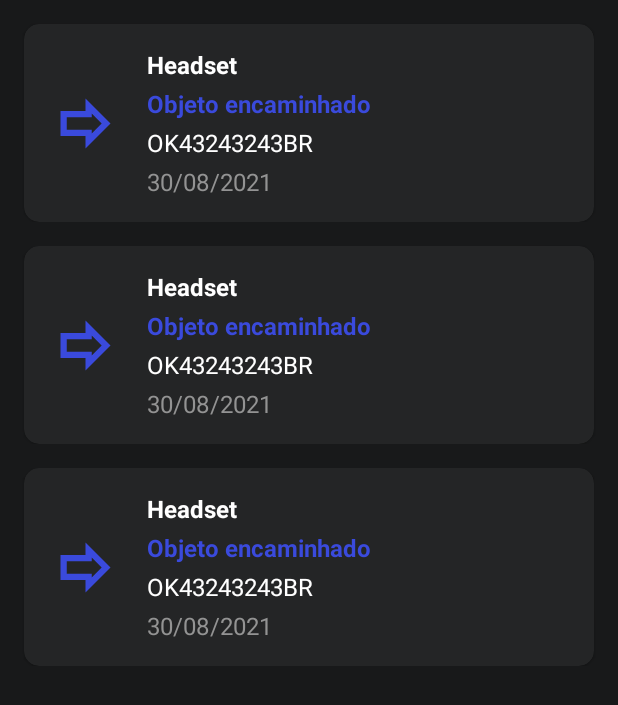
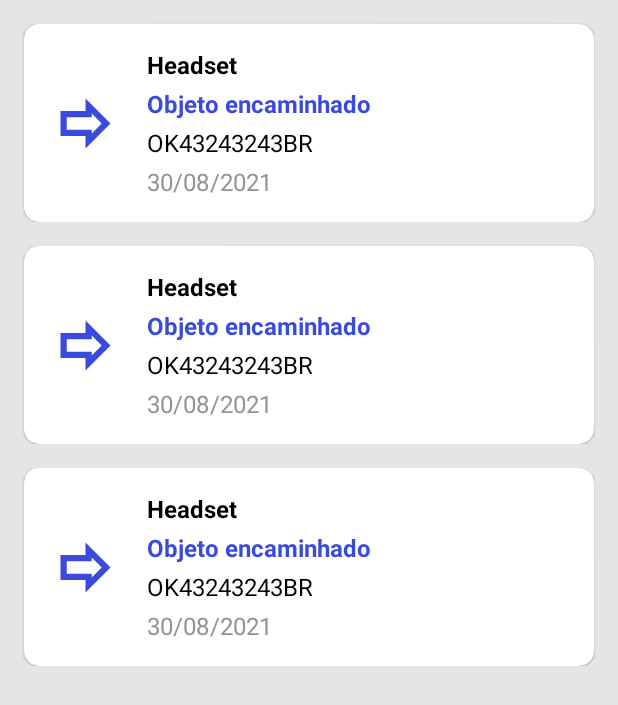
Before and after one commit to dvd-castro/MeuRastreio, an Android app: the layout fragment_list_template.xml on its own in the app's theme, with its tools: preview values and no code run, on a phone screen of 412 x 824 dp. Shown: the top 705 px of the screen. Run offline under Robolectric (Android 15) with nearby library versions, the phone set to English and light mode, and no system bars.

Commit message:
Mudando themes e styles

```diff
--- a/app/src/main/res/layout/activity_main.xml
+++ b/app/src/main/res/layout/activity_main.xml
@@ -13,10 +13,8 @@
         android:layout_height="wrap_content"
         android:layout_gravity="end|bottom"
         android:layout_margin="16dp"
-        android:backgroundTint="@color/dark_gray"
+        android:background="?attr/colorPrimary"
         android:src="@drawable/outline_add"
-        app:rippleColor="@color/gray"
-        app:tint="@color/white"
         app:layout_constraintBottom_toBottomOf="parent"
         app:layout_constraintEnd_toEndOf="parent"
         android:contentDescription="@string/description_fab" />
@@ -25,9 +23,8 @@
         android:id="@+id/tabLayout"
         android:layout_width="match_parent"
         android:layout_height="wrap_content"
-        android:background="@color/secondary_dark_gray_background"
-        app:tabTextColor="@color/white"
-        app:tabIndicatorColor="@color/white"
+        app:tabSelectedTextColor="?attr/colorPrimary"
+        app:tabIndicatorColor="?attr/colorPrimary"
         app:layout_constraintEnd_toEndOf="parent"
         app:layout_constraintStart_toStartOf="parent"
         app:layout_constraintTop_toTopOf="parent">
@@ -48,7 +45,6 @@
         android:id="@+id/viewPager"
         android:layout_width="match_parent"
         android:layout_height="0dp"
-        android:background="@color/primary_dark_gray_background"
         app:layout_constraintBottom_toBottomOf="parent"
         app:layout_constraintEnd_toEndOf="parent"
         app:layout_constraintStart_toStartOf="parent"
--- a/app/src/main/res/layout/dialog_adicionar_codigo.xml
+++ b/app/src/main/res/layout/dialog_adicionar_codigo.xml
@@ -3,7 +3,6 @@
     android:orientation="vertical"
     android:layout_width="wrap_content"
     android:layout_height="wrap_content"
-    android:background="@color/secondary_dark_gray_background"
     android:paddingHorizontal="@dimen/spacing_16">
 
     <EditText
@@ -12,7 +11,6 @@
         android:layout_width="match_parent"
         android:layout_height="wrap_content"
         android:paddingBottom="@dimen/spacing_16"
-        android:textColor="@color/white"
         android:textColorHint="@color/gray"
         android:hint="@string/hint_nome" />
 
@@ -22,7 +20,6 @@
         android:layout_marginTop="@dimen/spacing_8"
         android:layout_width="match_parent"
         android:layout_height="wrap_content"
-        android:textColor="@color/white"
         android:textColorHint="@color/gray"
         android:paddingBottom="@dimen/spacing_16"
         android:hint="@string/hint_codigo" />
--- a/app/src/main/res/layout/fragment_detalhes.xml
+++ b/app/src/main/res/layout/fragment_detalhes.xml
@@ -19,7 +19,7 @@
             android:id="@+id/frameLayout"
             android:layout_width="50dp"
             android:layout_height="3dp"
-            android:background="@color/white"
+            android:background="@color/gray"
             android:orientation="horizontal"
             android:layout_gravity="center"
             android:layout_marginTop="@dimen/spacing_8"
@@ -45,7 +45,6 @@
                 android:layout_marginStart="@dimen/spacing_16"
                 android:textStyle="bold"
                 android:textSize="@dimen/normal"
-                android:textColor="@color/white"
                 tools:text="@string/app_name"
                 android:text="@{model.nome}"
                 app:layout_constraintStart_toStartOf="parent"
@@ -60,7 +59,6 @@
                 android:text="@{model.codigo}"
                 tools:text="@string/app_name"
                 android:textIsSelectable="true"
-                android:textColor="@color/white"
                 android:textSize="@dimen/subtitle_1"
                 app:layout_constraintStart_toStartOf="parent"
                 app:layout_constraintTop_toBottomOf="@+id/tvNome" />
@@ -74,6 +72,7 @@
                 android:clickable="true"
                 android:foreground="?android:attr/selectableItemBackground"
                 android:textColor="@color/red"
+                android:textStyle="bold"
                 android:textSize="@dimen/subtitle_1"
                 app:layout_constraintEnd_toEndOf="parent"
                 app:layout_constraintTop_toTopOf="parent"
@@ -100,7 +99,6 @@
             android:id="@+id/recyclerView"
             android:layout_width="match_parent"
             android:layout_height="wrap_content"
-            android:background="@color/primary_dark_gray_background"
             tools:listitem="@layout/list_item_detalhes" />
 
     </LinearLayout>
--- a/app/src/main/res/layout/fragment_list_template.xml
+++ b/app/src/main/res/layout/fragment_list_template.xml
@@ -3,7 +3,6 @@
     xmlns:tools="http://schemas.android.com/tools"
     android:layout_width="match_parent"
     android:layout_height="match_parent"
-    android:background="@color/primary_dark_gray_background"
     tools:context=".view.fragments.ConcluidosFragment">
 
     <androidx.swiperefreshlayout.widget.SwipeRefreshLayout
--- a/app/src/main/res/layout/list_item_detalhes.xml
+++ b/app/src/main/res/layout/list_item_detalhes.xml
@@ -18,9 +18,8 @@
         android:id="@+id/container"
         android:layout_width="match_parent"
         android:layout_height="wrap_content"
-        android:backgroundTint="@color/secondary_dark_gray_background"
-        app:cardCornerRadius="0dp"
-        android:background="@color/white">
+        android:backgroundTint="?attr/colorPrimaryVariant"
+        app:cardCornerRadius="0dp">
 
         <androidx.constraintlayout.widget.ConstraintLayout
             android:layout_width="match_parent"
--- a/app/src/main/res/layout/list_item_rastreio.xml
+++ b/app/src/main/res/layout/list_item_rastreio.xml
@@ -20,8 +20,7 @@
         android:layout_height="wrap_content"
         app:cardCornerRadius="@dimen/radius_10"
         android:layout_marginTop="@dimen/spacing_16"
-        android:layout_marginHorizontal="@dimen/spacing_16"
-        android:backgroundTint="@color/secondary_dark_gray_background">
+        android:layout_marginHorizontal="@dimen/spacing_16">
 
         <androidx.constraintlayout.widget.ConstraintLayout
             android:layout_width="match_parent"
@@ -45,7 +44,6 @@
                 android:layout_height="wrap_content"
                 android:layout_marginStart="@dimen/spacing_16"
                 android:textStyle="bold"
-                android:textColor="@color/white"
                 android:textSize="@dimen/subtitle_1"
                 android:text="@{model.nome}"
                 app:layout_constraintStart_toEndOf="@+id/imageView"
@@ -73,7 +71,6 @@
                 android:layout_width="wrap_content"
                 android:layout_height="wrap_content"
                 android:layout_marginStart="@dimen/spacing_16"
-                android:textColor="@color/white"
                 android:textSize="@dimen/subtitle_1"
                 android:layout_marginTop="@dimen/spacing_4"
                 android:text="@{model.codigo}"
--- a/app/src/main/res/values-night/themes.xml
+++ b/app/src/main/res/values-night/themes.xml
@@ -1,17 +1,24 @@
 <resources xmlns:tools="http://schemas.android.com/tools">
     <!-- Base application theme. -->
     <style name="Theme.MeuRastreio" parent="Theme.MaterialComponents.DayNight.NoActionBar">
+
         <!-- Primary brand color. -->
-        <item name="colorPrimary">@color/primary_dark_gray_background</item>
-        <item name="colorPrimaryVariant">@color/dark_gray</item>
-        <item name="colorOnPrimary">@color/white</item>
+        <item name="colorPrimary">@color/white</item>
+        <item name="colorPrimaryVariant">@color/primary_dark_gray_background</item>
+
+        <item name="colorAccent">@color/white</item>
+
         <!-- Secondary brand color. -->
-        <item name="colorSecondary">@color/secondary_dark_gray_background</item>
-        <item name="colorSecondaryVariant">@color/dark_gray</item>
-        <item name="colorOnSecondary">@color/white</item>
+        <item name="colorSecondary">@color/white</item>
+
         <!-- Status bar color. -->
         <item name="android:statusBarColor" tools:targetApi="l">@color/primary_dark_gray_background</item>
+
         <!-- Customize your theme here. -->
-        <item name="bottomSheetDialogTheme">@style/CustomBottomSheetDialog</item>
+        <item name="android:colorBackground">@color/primary_dark_gray_background</item>
+        <item name="android:textColor">@color/white</item>
+
+        <item name="bottomSheetDialogTheme">@style/Theme.MeuRastreio.BottomSheetDialog</item>
+        <item name="materialCardViewStyle">@style/Theme.MeuRastreio.MaterialCardView.Dark</item>
     </style>
 </resources>
--- a/app/src/main/res/values/colors.xml
+++ b/app/src/main/res/values/colors.xml
@@ -2,8 +2,9 @@
 <resources>
     <color name="black">#FF000000</color>
     <color name="white">#FFFFFFFF</color>
-    <color name="primary_dark_gray_background">#18191A</color>
+    <color name="primary_dark_gray_background">#202122</color>
     <color name="secondary_dark_gray_background">#242526</color>
+    <color name="gray_background">#E5E5E5</color>
     <color name="blue_link">#216EF3</color>
     <color name="dark_gray">#5C5C5C</color>
     <color name="gray">#939393</color>
--- a/app/src/main/res/values/styles.xml
+++ b/app/src/main/res/values/styles.xml
@@ -1,12 +1,19 @@
 <?xml version="1.0" encoding="utf-8"?>
 <resources>
-    <style name="CustomBottomSheetDialog" parent="@style/ThemeOverlay.MaterialComponents.BottomSheetDialog">
+    <style name="Theme.MeuRastreio.BottomSheetDialog" parent="@style/ThemeOverlay.MaterialComponents.BottomSheetDialog">
         <item name="bottomSheetStyle">@style/CustomBottomSheet</item>
+    </style>
+
+    <style name="Theme.MeuRastreio.MaterialCardView.Dark" parent="Widget.MaterialComponents.CardView">
+        <item name="materialThemeOverlay">@style/CustomCardViewDark</item>
+    </style>
+
+    <style name="Theme.MeuRastreio.MaterialCardView.Light" parent="Widget.MaterialComponents.CardView">
+        <item name="materialThemeOverlay">@style/CustomCardViewLight</item>
     </style>
 
     <style name="CustomBottomSheet" parent="Widget.MaterialComponents.BottomSheet">
         <item name="shapeAppearanceOverlay">@style/CustomShapeAppearanceBottomSheetDialog</item>
-        <item name="android:backgroundTint">@color/secondary_dark_gray_background</item>
     </style>
 
     <style name="CustomShapeAppearanceBottomSheetDialog" parent="">
@@ -16,4 +23,14 @@
         <item name="cornerSizeBottomRight">0dp</item>
         <item name="cornerSizeBottomLeft">0dp</item>
     </style>
+
+    <style name="CustomCardViewDark" parent="">
+        <item name="colorPrimary">@color/white</item>
+        <item name="colorSurface">@color/secondary_dark_gray_background</item>
+    </style>
+
+    <style name="CustomCardViewLight" parent="">
+        <item name="colorPrimary">@color/black</item>
+        <item name="colorSurface">@color/white</item>
+    </style>
 </resources>
--- a/app/src/main/res/values/themes.xml
+++ b/app/src/main/res/values/themes.xml
@@ -1,17 +1,24 @@
 <resources xmlns:tools="http://schemas.android.com/tools">
     <!-- Base application theme. -->
     <style name="Theme.MeuRastreio" parent="Theme.MaterialComponents.DayNight.NoActionBar">
+
         <!-- Primary brand color. -->
-        <item name="colorPrimary">@color/primary_dark_gray_background</item>
-        <item name="colorPrimaryVariant">@color/dark_gray</item>
-        <item name="colorOnPrimary">@color/white</item>
+        <item name="colorPrimary">@color/black</item>
+        <item name="colorPrimaryVariant">@color/white</item>
+
+        <item name="colorAccent">@color/white</item>
+
         <!-- Secondary brand color. -->
-        <item name="colorSecondary">@color/blue_link</item>
-        <item name="colorSecondaryVariant">@color/dark_gray</item>
-        <item name="colorOnSecondary">@color/white</item>
+        <item name="colorSecondary">@color/white</item>
+
         <!-- Status bar color. -->
         <item name="android:statusBarColor" tools:targetApi="l">@color/primary_dark_gray_background</item>
+
         <!-- Customize your theme here. -->
-        <item name="bottomSheetDialogTheme">@style/CustomBottomSheetDialog</item>
+        <item name="android:colorBackground">@color/gray_background</item>
+        <item name="android:textColor">@color/black</item>
+
+        <item name="bottomSheetDialogTheme">@style/Theme.MeuRastreio.BottomSheetDialog</item>
+        <item name="materialCardViewStyle">@style/Theme.MeuRastreio.MaterialCardView.Light</item>
     </style>
 </resources>
```
